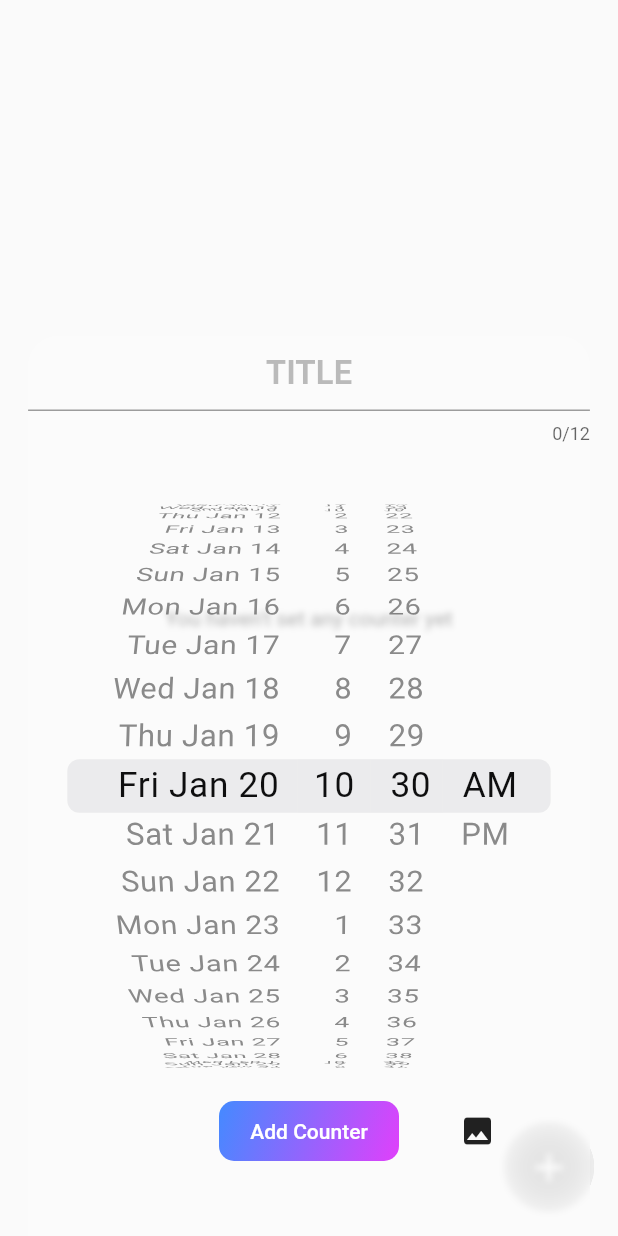
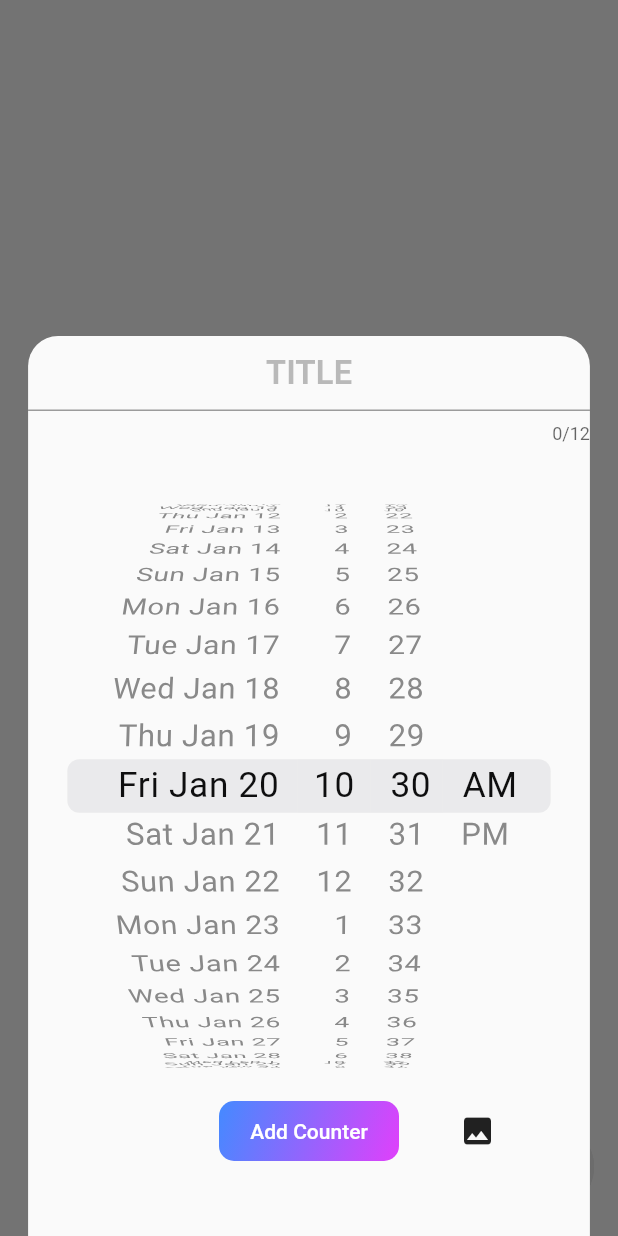
Before and after one commit to kutay-dev/till, a Flutter app: the screen it shows after launch, after a tap on the "add" icon, on a phone screen of 412 x 824 dp. Run offline on Flutter 3.47's test engine with Material 2 defaults, Android fonts, the phone set to English and light mode, and no system bars; our stand-ins replace get_storage, image_picker, percent_indicator.

Commit message:
remove blurry modal bottom sheet

```diff
--- a/lib/main.dart
+++ b/lib/main.dart
@@ -178,8 +178,6 @@ class _MainState extends State<Main> {
               onPressed: () {
                 showModalBottomSheet(
                   constraints: BoxConstraints(maxWidth: size.width / 1.1),
-                  barrierColor: Colors.transparent,
-                  backgroundColor: Colors.white24,
                   isScrollControlled: true,
                   context: context,
                   shape: const RoundedRectangleBorder(
@@ -192,9 +190,6 @@ class _MainState extends State<Main> {
                       height: 600,
                       child: Stack(
                         children: [
-                          BlurFilter(
-                            child: Container(),
-                          ),
                           CupertinoDatePicker(
                             initialDateTime: DateTime.now(),
                             onDateTimeChanged: (value) {
```
